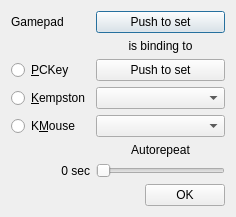
First picture: the form in ui/padbinder.ui, repository samstyle/Xpeccy, before the edit.
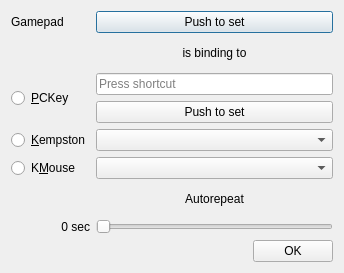
Second picture: the form after the edit. Icons and pictures are not drawn.

What changed in the file:
```diff
--- a/ui/padbinder.ui
+++ b/ui/padbinder.ui
@@ -9,8 +9,8 @@
    <rect>
     <x>0</x>
     <y>0</y>
-    <width>236</width>
-    <height>212</height>
+    <width>344</width>
+    <height>273</height>
    </rect>
   </property>
   <property name="sizePolicy">
@@ -28,48 +28,14 @@
   </property>
   <layout class="QVBoxLayout" name="verticalLayout">
    <item>
-    <layout class="QGridLayout" name="gridLayout" columnstretch="0,10">
-     <item row="0" column="1">
-      <widget class="QPushButton" name="pbPadBind">
+    <layout class="QGridLayout" name="gridLayout" columnstretch="0,0,0">
+     <item row="7" column="0">
+      <widget class="QLabel" name="pbRepLabel">
        <property name="text">
-        <string>Push to set</string>
-       </property>
-       <property name="icon">
-        <iconset resource="../xpeccy.qrc">
-         <normaloff>:/images/gamepad.png</normaloff>:/images/gamepad.png</iconset>
-       </property>
-      </widget>
-     </item>
-     <item row="4" column="0">
-      <widget class="QRadioButton" name="rbMouse">
-       <property name="text">
-        <string>K&amp;Mouse</string>
-       </property>
-       <attribute name="buttonGroup">
-        <string notr="true">bgrDevType</string>
-       </attribute>
-      </widget>
-     </item>
-     <item row="4" column="1">
-      <widget class="QComboBox" name="cbMouseList"/>
-     </item>
-     <item row="2" column="0">
-      <widget class="QRadioButton" name="rbKey">
-       <property name="text">
-        <string>&amp;PCKey</string>
-       </property>
-       <attribute name="buttonGroup">
-        <string notr="true">bgrDevType</string>
-       </attribute>
-      </widget>
-     </item>
-     <item row="5" column="1">
-      <widget class="QLabel" name="label_2">
-       <property name="text">
-        <string>Autorepeat</string>
+        <string>0 sec</string>
        </property>
        <property name="alignment">
-        <set>Qt::AlignCenter</set>
+        <set>Qt::AlignRight|Qt::AlignTrailing|Qt::AlignVCenter</set>
        </property>
       </widget>
      </item>
@@ -83,21 +49,33 @@
        </property>
       </widget>
      </item>
-     <item row="2" column="1">
-      <widget class="QPushButton" name="pbKeyBind">
-       <property name="text">
-        <string>Push to set</string>
+     <item row="7" column="1">
+      <widget class="QSlider" name="pbRepSlider">
+       <property name="maximum">
+        <number>250</number>
        </property>
-       <property name="icon">
-        <iconset resource="../xpeccy.qrc">
-         <normaloff>:/images/keyboard.png</normaloff>:/images/keyboard.png</iconset>
+       <property name="orientation">
+        <enum>Qt::Horizontal</enum>
        </property>
       </widget>
      </item>
-     <item row="3" column="1">
+     <item row="5" column="1">
+      <widget class="QComboBox" name="cbMouseList"/>
+     </item>
+     <item row="4" column="1">
       <widget class="QComboBox" name="cbJoyList"/>
      </item>
-     <item row="3" column="0">
+     <item row="6" column="1">
+      <widget class="QLabel" name="label_2">
+       <property name="text">
+        <string>Autorepeat</string>
+       </property>
+       <property name="alignment">
+        <set>Qt::AlignCenter</set>
+       </property>
+      </widget>
+     </item>
+     <item row="4" column="0">
       <widget class="QRadioButton" name="rbJoy">
        <property name="text">
         <string>&amp;Kempston</string>
@@ -107,6 +85,27 @@
        </attribute>
       </widget>
      </item>
+     <item row="0" column="1">
+      <widget class="QPushButton" name="pbPadBind">
+       <property name="text">
+        <string>Push to set</string>
+       </property>
+       <property name="icon">
+        <iconset resource="../xpeccy.qrc">
+         <normaloff>:/images/gamepad.png</normaloff>:/images/gamepad.png</iconset>
+       </property>
+      </widget>
+     </item>
+     <item row="5" column="0">
+      <widget class="QRadioButton" name="rbMouse">
+       <property name="text">
+        <string>K&amp;Mouse</string>
+       </property>
+       <attribute name="buttonGroup">
+        <string notr="true">bgrDevType</string>
+       </attribute>
+      </widget>
+     </item>
      <item row="0" column="0">
       <widget class="QLabel" name="label">
        <property name="text">
@@ -114,24 +113,32 @@
        </property>
       </widget>
      </item>
-     <item row="6" column="0">
-      <widget class="QLabel" name="pbRepLabel">
-       <property name="text">
-        <string>0 sec</string>
-       </property>
-       <property name="alignment">
-        <set>Qt::AlignRight|Qt::AlignTrailing|Qt::AlignVCenter</set>
-       </property>
-      </widget>
+     <item row="2" column="1">
+      <layout class="QVBoxLayout" name="verticalLayout_3">
+       <item>
+        <widget class="QKeySequenceEdit" name="seqField"/>
+       </item>
+       <item>
+        <widget class="QPushButton" name="pbKeyBind">
+         <property name="text">
+          <string>Push to set</string>
+         </property>
+         <property name="icon">
+          <iconset resource="../xpeccy.qrc">
+           <normaloff>:/images/keyboard.png</normaloff>:/images/keyboard.png</iconset>
+         </property>
+        </widget>
+       </item>
+      </layout>
      </item>
-     <item row="6" column="1">
-      <widget class="QSlider" name="pbRepSlider">
-       <property name="maximum">
-        <number>250</number>
+     <item row="2" column="0">
+      <widget class="QRadioButton" name="rbKey">
+       <property name="text">
+        <string>&amp;PCKey</string>
        </property>
-       <property name="orientation">
-        <enum>Qt::Horizontal</enum>
-       </property>
+       <attribute name="buttonGroup">
+        <string notr="true">bgrDevType</string>
+       </attribute>
       </widget>
      </item>
     </layout>
```
